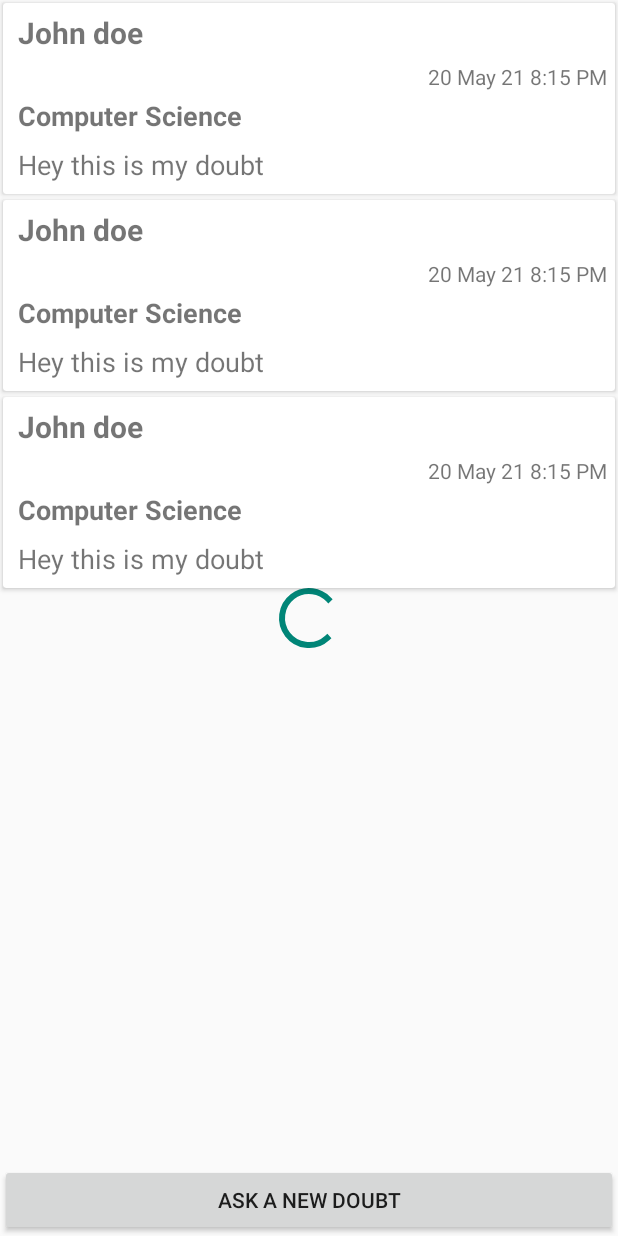
After one commit to nirajdutta/NeristBuddy, an Android app: the layout activity_doubts.xml on its own in the app's theme, with its tools: preview values and no code run, on a phone screen of 412 x 824 dp. The commit adds this screen. Run offline under Robolectric (Android 15) with nearby library versions, the light colour scheme and no system bars; Roboto replaces fonts that are not available here.

Commit message:
DoubtsActivity.kt

```diff
--- a/app/src/main/java/com/diplomaproject/neristbuddy/activities/UploadNotesActivity.kt
+++ b/app/src/main/java/com/diplomaproject/neristbuddy/activities/UploadNotesActivity.kt
@@ -19,7 +19,7 @@ import androidx.cardview.widget.CardView
 import androidx.core.app.ActivityCompat
 import androidx.core.content.ContextCompat
 import com.diplomaproject.neristbuddy.R
-import com.diplomaproject.neristbuddy.util.NotesList
+import com.diplomaproject.neristbuddy.model.NotesList
 import com.google.firebase.auth.FirebaseAuth
 import com.google.firebase.database.FirebaseDatabase
 import com.google.firebase.storage.FirebaseStorage
--- a/app/src/main/java/com/diplomaproject/neristbuddy/adapter/NotesRecyclerAdapter.kt
+++ b/app/src/main/java/com/diplomaproject/neristbuddy/adapter/NotesRecyclerAdapter.kt
@@ -26,7 +26,7 @@ import androidx.core.content.ContextCompat
 import androidx.core.content.FileProvider
 import androidx.recyclerview.widget.RecyclerView
 import com.diplomaproject.neristbuddy.R
-import com.diplomaproject.neristbuddy.util.NotesList
+import com.diplomaproject.neristbuddy.model.NotesList
 import com.google.firebase.auth.FirebaseAuth
 import com.google.firebase.database.FirebaseDatabase
 import com.google.firebase.storage.FirebaseStorage
--- a/app/src/main/java/com/diplomaproject/neristbuddy/fragments/HomeFragment.kt
+++ b/app/src/main/java/com/diplomaproject/neristbuddy/fragments/HomeFragment.kt
@@ -10,6 +10,7 @@ import android.widget.ProgressBar
 import android.widget.RelativeLayout
 import androidx.fragment.app.Fragment
 import com.diplomaproject.neristbuddy.R
+import com.diplomaproject.neristbuddy.activities.DoubtsActivity
 import com.diplomaproject.neristbuddy.activities.NotesActivity
 import com.diplomaproject.neristbuddy.activities.cca_activity
 import com.diplomaproject.neristbuddy.activities.tnpactivity
@@ -48,9 +49,11 @@ class HomeFragment : Fragment() {
         btnEvents=view.findViewById(R.id.btnEvents)
         btnCCA=view.findViewById(R.id.btnCCA)
 
-
         btnNotes.setOnClickListener {
             startActivity(Intent(activity,NotesActivity::class.java))
+        }
+        btnDoubts.setOnClickListener {
+            startActivity(Intent(activity,DoubtsActivity::class.java))
         }
         btnTnp.setOnClickListener {
             startActivity(Intent(activity, tnpactivity::class.java))
--- a/app/src/main/java/com/diplomaproject/neristbuddy/util/NotesList.kt
+++ b/app/src/main/java/com/diplomaproject/neristbuddy/model/NotesList.kt
@@ -1,4 +1,4 @@
-package com.diplomaproject.neristbuddy.util
+package com.diplomaproject.neristbuddy.model
 
 data class NotesList(
         val name: String,
--- a/app/src/main/java/com/diplomaproject/neristbuddy/util/User.kt
+++ b/app/src/main/java/com/diplomaproject/neristbuddy/model/User.kt
@@ -1,4 +1,4 @@
-package com.diplomaproject.neristbuddy.util
+package com.diplomaproject.neristbuddy.model
 
 data class User(
     val email:String,
--- /dev/null
+++ b/app/src/main/res/layout/activity_doubts.xml
@@ -0,0 +1,55 @@
+<?xml version="1.0" encoding="utf-8"?>
+<RelativeLayout xmlns:android="http://schemas.android.com/apk/res/android"
+    xmlns:tools="http://schemas.android.com/tools"
+    android:layout_width="match_parent"
+    android:layout_height="match_parent"
+    tools:context=".activities.DoubtsActivity">
+
+    <TextView
+        android:id="@+id/cantFind"
+        android:layout_width="wrap_content"
+        android:layout_height="wrap_content"
+        android:layout_below="@id/txtNoDoubts"
+        android:layout_centerHorizontal="true"
+        android:text="Notes Not Found"
+        android:textColor="@color/black"
+        android:textSize="24sp"
+        android:visibility="gone" />
+
+    <RelativeLayout
+        android:id="@+id/rlProgress"
+        android:layout_width="match_parent"
+        android:layout_height="match_parent">
+
+        <ProgressBar
+            android:id="@+id/progressbar"
+            android:layout_width="wrap_content"
+            android:layout_height="wrap_content"
+            android:layout_centerInParent="true" />
+    </RelativeLayout>
+
+    <TextView
+        android:id="@+id/txtNoDoubts"
+        android:layout_width="wrap_content"
+        android:layout_height="wrap_content"
+        android:layout_centerInParent="true"
+        android:text="No notes are uploaded yet"
+        android:textSize="22sp"
+        android:textStyle="bold"
+        android:visibility="gone" />
+
+    <androidx.recyclerview.widget.RecyclerView
+        tools:listitem="@layout/recycler_doubts_single_row"
+        android:id="@+id/recyclerDoubts"
+        android:layout_width="match_parent"
+        android:layout_height="match_parent"
+        android:layout_above="@id/btnAskDoubt"
+        android:nestedScrollingEnabled="true" />
+
+    <Button
+        android:id="@+id/btnAskDoubt"
+        android:layout_width="match_parent"
+        android:layout_height="wrap_content"
+        android:layout_alignParentBottom="true"
+        android:text="Ask a new Doubt" />
+</RelativeLayout>
--- /dev/null
+++ b/app/src/main/res/layout/recycler_doubts_single_row.xml
@@ -0,0 +1,56 @@
+<?xml version="1.0" encoding="utf-8"?>
+<androidx.cardview.widget.CardView xmlns:android="http://schemas.android.com/apk/res/android"
+    android:layout_width="match_parent"
+    android:layout_height="wrap_content"
+    xmlns:app="http://schemas.android.com/apk/res-auto"
+    android:layout_margin="2dp"
+    app:cardCornerRadius="2dp"
+    android:elevation="2dp"
+    android:id="@+id/doubtCard"
+    >
+
+    <RelativeLayout
+        android:layout_width="match_parent"
+        android:layout_height="match_parent">
+<!--        <view-->
+<!--            android:layout_width="match_parent"-->
+<!--            android:layout_height="2dp"/>-->
+        <TextView
+            android:textStyle="bold"
+            android:id="@+id/txtAskedBy"
+            android:text="John doe"
+            android:textSize="20sp"
+            android:layout_marginLeft="4dp"
+            android:padding="6dp"
+            android:layout_width="wrap_content"
+            android:layout_height="wrap_content"/>
+        <TextView
+            android:id="@+id/dateTime"
+            android:text="20 May 21 8:15 PM"
+            android:layout_width="wrap_content"
+            android:layout_height="wrap_content"
+            android:layout_below="@+id/txtAskedBy"
+            android:layout_alignParentEnd="true"
+            android:layout_marginEnd="5dp"/>
+        <TextView
+            android:textStyle="bold"
+            android:id="@+id/txtSubject"
+            android:text="Computer Science"
+            android:textSize="18sp"
+            android:layout_marginLeft="6dp"
+            android:layout_below="@id/dateTime"
+            android:padding="4dp"
+            android:layout_width="wrap_content"
+            android:layout_height="wrap_content"/>
+        <TextView
+            android:padding="4dp"
+            android:textSize="18sp"
+            android:text="Hey this is my doubt"
+            android:id="@+id/txtDoubt"
+            android:layout_below="@id/txtSubject"
+            android:layout_marginHorizontal="6dp"
+            android:layout_width="match_parent"
+            android:layout_height="wrap_content"
+            android:layout_marginBottom="3dp"/>
+    </RelativeLayout>
+</androidx.cardview.widget.CardView>
```
Also changed, not shown: app/src/main/AndroidManifest.xml (+10 -9 lines), app/src/main/java/com/diplomaproject/neristbuddy/activities/DoubtsActivity.kt (added, +147 -0 lines), app/src/main/java/com/diplomaproject/neristbuddy/activities/LoginActivity.kt (+8 -0 lines), app/src/main/java/com/diplomaproject/neristbuddy/activities/MainActivity.kt (+8 -14 lines), app/src/main/java/com/diplomaproject/neristbuddy/activities/RegistrationActivity.kt (+9 -2 lines), app/src/main/java/com/diplomaproject/neristbuddy/activities/ViewNotesActivity.kt (+21 -4 lines), app/src/main/java/com/diplomaproject/neristbuddy/adapter/DoubtsRecyclerAdapter.kt (added, +74 -0 lines), app/src/main/java/com/diplomaproject/neristbuddy/model/Doubt.kt (added, +10 -0 lines), app/src/main/java/com/diplomaproject/neristbuddy/util/ConnectionManager.kt (added, +19 -0 lines).
